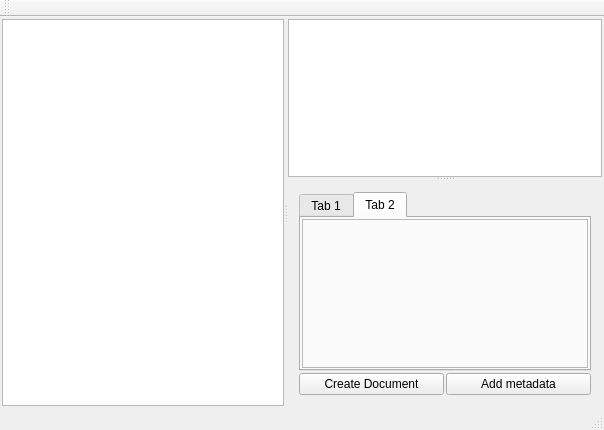
First picture: the form in eDoc-Client/mainwindow.ui, repository diegowald/eDoc, before the edit.
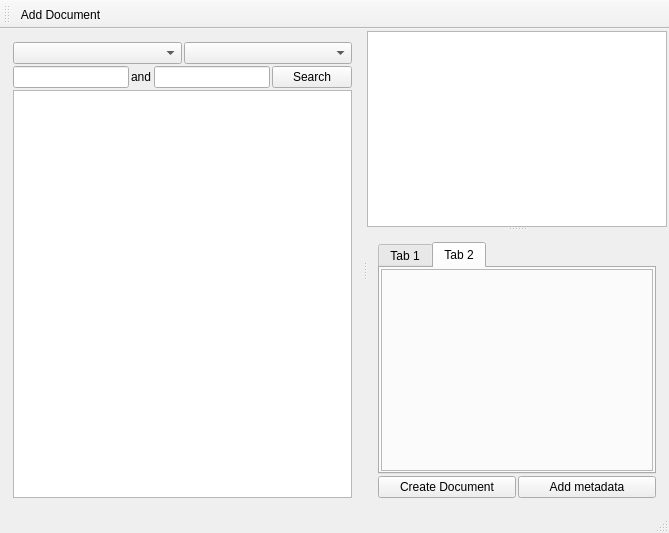
Second picture: the form after the edit.

Commit message: Implementation of search feature.

What changed in the file:
```diff
--- a/eDoc-Client/mainwindow.ui
+++ b/eDoc-Client/mainwindow.ui
@@ -6,15 +6,15 @@
    <rect>
     <x>0</x>
     <y>0</y>
-    <width>604</width>
-    <height>430</height>
+    <width>669</width>
+    <height>533</height>
    </rect>
   </property>
   <property name="windowTitle">
    <string>MainWindow</string>
   </property>
   <widget class="QWidget" name="centralWidget">
-   <layout class="QHBoxLayout" name="horizontalLayout_2">
+   <layout class="QVBoxLayout" name="verticalLayout_4">
     <property name="spacing">
      <number>2</number>
     </property>
@@ -35,7 +35,56 @@
       <property name="orientation">
        <enum>Qt::Horizontal</enum>
       </property>
-      <widget class="QTreeView" name="treeView"/>
+      <widget class="QWidget" name="layoutWidget">
+       <layout class="QVBoxLayout" name="verticalLayout_3">
+        <property name="spacing">
+         <number>2</number>
+        </property>
+        <item>
+         <layout class="QHBoxLayout" name="horizontalLayout_4">
+          <property name="spacing">
+           <number>2</number>
+          </property>
+          <item>
+           <widget class="QComboBox" name="cboField"/>
+          </item>
+          <item>
+           <widget class="QComboBox" name="cboOperator"/>
+          </item>
+         </layout>
+        </item>
+        <item>
+         <layout class="QHBoxLayout" name="horizontalLayout_2">
+          <property name="spacing">
+           <number>2</number>
+          </property>
+          <item>
+           <widget class="QLineEdit" name="searchValue1"/>
+          </item>
+          <item>
+           <widget class="QLabel" name="lblAnd">
+            <property name="text">
+             <string>and</string>
+            </property>
+           </widget>
+          </item>
+          <item>
+           <widget class="QLineEdit" name="searchValue2"/>
+          </item>
+          <item>
+           <widget class="QPushButton" name="btnSearch">
+            <property name="text">
+             <string>Search</string>
+            </property>
+           </widget>
+          </item>
+         </layout>
+        </item>
+        <item>
+         <widget class="QListWidget" name="searchResult"/>
+        </item>
+       </layout>
+      </widget>
       <widget class="QSplitter" name="splitter">
        <property name="orientation">
         <enum>Qt::Vertical</enum>
@@ -155,8 +204,17 @@
    <attribute name="toolBarBreak">
     <bool>false</bool>
    </attribute>
+   <addaction name="actionAdd_Document"/>
   </widget>
   <widget class="QStatusBar" name="statusBar"/>
+  <action name="actionAdd_Document">
+   <property name="text">
+    <string>Add Document</string>
+   </property>
+   <property name="toolTip">
+    <string>Adds a new document to storage</string>
+   </property>
+  </action>
  </widget>
  <layoutdefault spacing="6" margin="11"/>
  <resources/>
```
Left out of the diff: 2 changed lines with no effect on the pictures. The commit also changes 21 other files.
